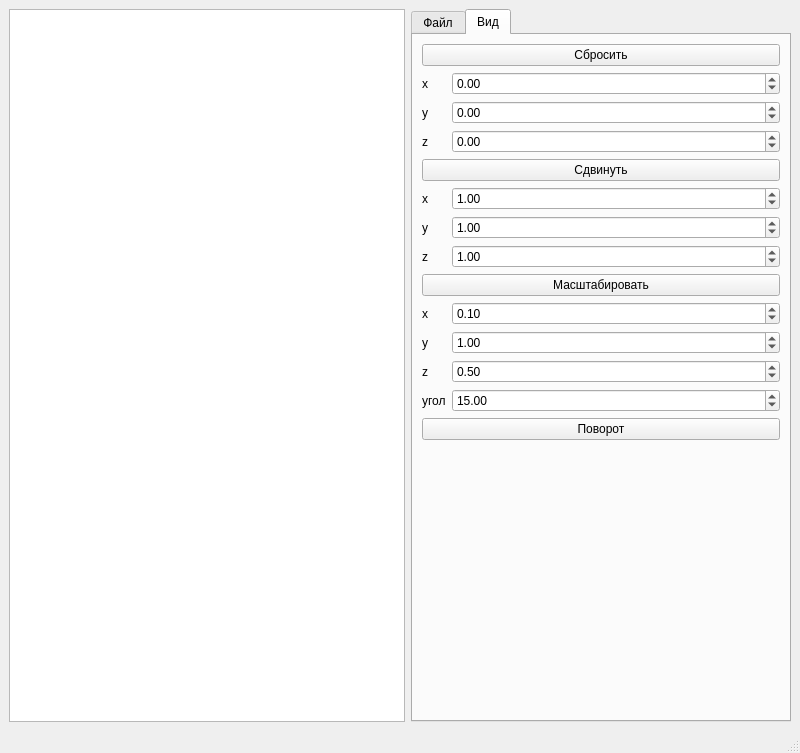
This is mainwindow.ui in maxhha/bmstu-iu7-cg-cp as Qt 5 draws it before an edit. The edited form follows.
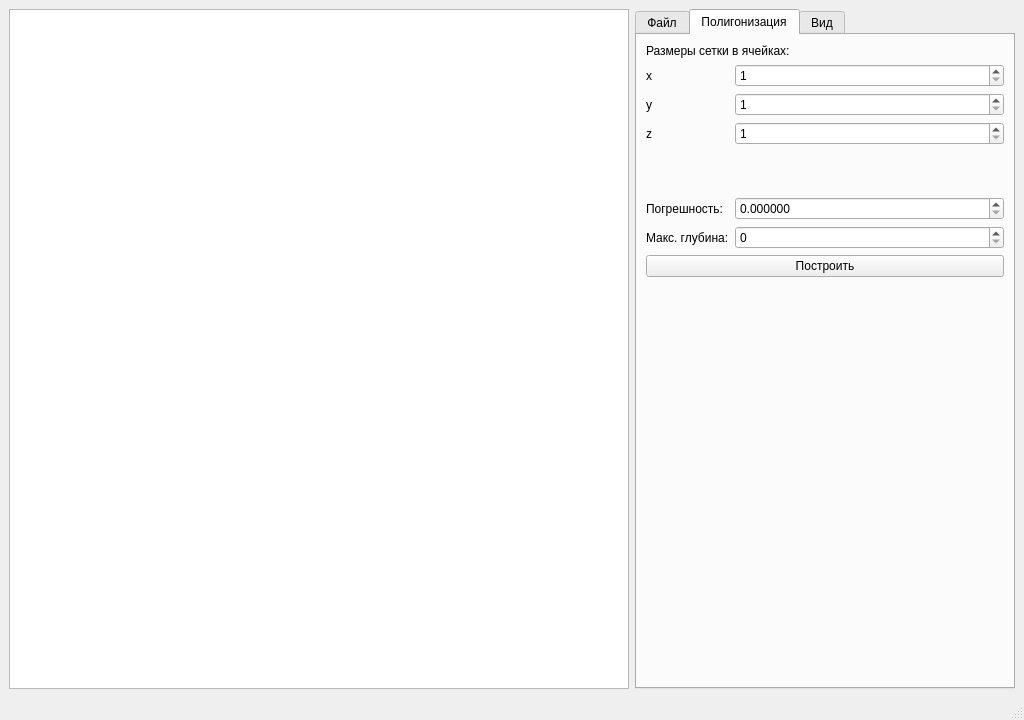
This is the edited form.

Commit message: Add polygonize tab

```diff
--- a/mainwindow.ui
+++ b/mainwindow.ui
@@ -6,8 +6,8 @@
    <rect>
     <x>0</x>
     <y>0</y>
-    <width>800</width>
-    <height>753</height>
+    <width>1024</width>
+    <height>720</height>
    </rect>
   </property>
   <property name="windowTitle">
@@ -33,7 +33,7 @@
       <property name="currentIndex">
        <number>1</number>
       </property>
-            <widget class="QWidget" name="load">
+      <widget class="QWidget" name="load">
        <attribute name="title">
         <string>Файл</string>
        </attribute>
@@ -207,6 +207,186 @@
           </property>
          </widget>
         </item>
+        <item row="1" column="0" colspan="2">
+         <spacer name="verticalSpacer_3">
+          <property name="orientation">
+           <enum>Qt::Vertical</enum>
+          </property>
+          <property name="sizeType">
+           <enum>QSizePolicy::Fixed</enum>
+          </property>
+          <property name="sizeHint" stdset="0">
+           <size>
+            <width>20</width>
+            <height>40</height>
+           </size>
+          </property>
+         </spacer>
+        </item>
+        <item row="6" column="0" colspan="2">
+         <spacer name="verticalSpacer_2">
+          <property name="orientation">
+           <enum>Qt::Vertical</enum>
+          </property>
+          <property name="sizeType">
+           <enum>QSizePolicy::Fixed</enum>
+          </property>
+          <property name="sizeHint" stdset="0">
+           <size>
+            <width>20</width>
+            <height>40</height>
+           </size>
+          </property>
+         </spacer>
+        </item>
+        <item row="12" column="0" colspan="2">
+         <spacer name="verticalSpacer">
+          <property name="orientation">
+           <enum>Qt::Vertical</enum>
+          </property>
+          <property name="sizeHint" stdset="0">
+           <size>
+            <width>20</width>
+            <height>40</height>
+           </size>
+          </property>
+         </spacer>
+        </item>
+       </layout>
+      </widget>
+      <widget class="QWidget" name="polygonize">
+       <attribute name="title">
+        <string>Полигонизация</string>
+       </attribute>
+       <layout class="QFormLayout" name="formLayout_4">
+        <item row="0" column="0" colspan="2">
+         <widget class="QLabel" name="label_19">
+          <property name="text">
+           <string>Размеры сетки в ячейках:</string>
+          </property>
+         </widget>
+        </item>
+        <item row="1" column="0">
+         <widget class="QLabel" name="label_23">
+          <property name="text">
+           <string>x</string>
+          </property>
+         </widget>
+        </item>
+        <item row="1" column="1">
+         <widget class="QSpinBox" name="inputDimX">
+          <property name="minimum">
+           <number>1</number>
+          </property>
+          <property name="maximum">
+           <number>10000</number>
+          </property>
+         </widget>
+        </item>
+        <item row="2" column="0">
+         <widget class="QLabel" name="label_20">
+          <property name="text">
+           <string>y</string>
+          </property>
+         </widget>
+        </item>
+        <item row="2" column="1">
+         <widget class="QSpinBox" name="inputDimY">
+          <property name="minimum">
+           <number>1</number>
+          </property>
+          <property name="maximum">
+           <number>10000</number>
+          </property>
+         </widget>
+        </item>
+        <item row="3" column="0">
+         <widget class="QLabel" name="label_21">
+          <property name="text">
+           <string>z</string>
+          </property>
+         </widget>
+        </item>
+        <item row="3" column="1">
+         <widget class="QSpinBox" name="inputDimZ">
+          <property name="minimum">
+           <number>1</number>
+          </property>
+          <property name="maximum">
+           <number>10000</number>
+          </property>
+         </widget>
+        </item>
+        <item row="4" column="0" colspan="2">
+         <spacer name="verticalSpacer_6">
+          <property name="orientation">
+           <enum>Qt::Vertical</enum>
+          </property>
+          <property name="sizeType">
+           <enum>QSizePolicy::Fixed</enum>
+          </property>
+          <property name="sizeHint" stdset="0">
+           <size>
+            <width>20</width>
+            <height>40</height>
+           </size>
+          </property>
+         </spacer>
+        </item>
+        <item row="5" column="0">
+         <widget class="QLabel" name="label_22">
+          <property name="text">
+           <string>Погрешность:</string>
+          </property>
+         </widget>
+        </item>
+        <item row="5" column="1">
+         <widget class="QDoubleSpinBox" name="inputTolerance">
+          <property name="decimals">
+           <number>6</number>
+          </property>
+          <property name="maximum">
+           <double>10000.000000000000000</double>
+          </property>
+          <property name="stepType">
+           <enum>QAbstractSpinBox::AdaptiveDecimalStepType</enum>
+          </property>
+         </widget>
+        </item>
+        <item row="6" column="0">
+         <widget class="QLabel" name="label_24">
+          <property name="text">
+           <string>Макc. глубина:</string>
+          </property>
+         </widget>
+        </item>
+        <item row="6" column="1">
+         <widget class="QSpinBox" name="inputMaxDepth">
+          <property name="maximum">
+           <number>100</number>
+          </property>
+         </widget>
+        </item>
+        <item row="7" column="0" colspan="2">
+         <widget class="QPushButton" name="buttonPolygonize">
+          <property name="text">
+           <string>Построить</string>
+          </property>
+         </widget>
+        </item>
+        <item row="8" column="0" colspan="2">
+         <spacer name="verticalSpacer_4">
+          <property name="orientation">
+           <enum>Qt::Vertical</enum>
+          </property>
+          <property name="sizeHint" stdset="0">
+           <size>
+            <width>20</width>
+            <height>40</height>
+           </size>
+          </property>
+         </spacer>
+        </item>
        </layout>
       </widget>
       <widget class="QWidget" name="view">
@@ -439,6 +619,19 @@
           </property>
          </widget>
         </item>
+        <item row="14" column="0" colspan="2">
+         <spacer name="verticalSpacer_5">
+          <property name="orientation">
+           <enum>Qt::Vertical</enum>
+          </property>
+          <property name="sizeHint" stdset="0">
+           <size>
+            <width>20</width>
+            <height>40</height>
+           </size>
+          </property>
+         </spacer>
+        </item>
        </layout>
       </widget>
      </widget>
```
Left out of the diff: 53 changed lines with no effect on the pictures. The commit also changes 6 other files.
